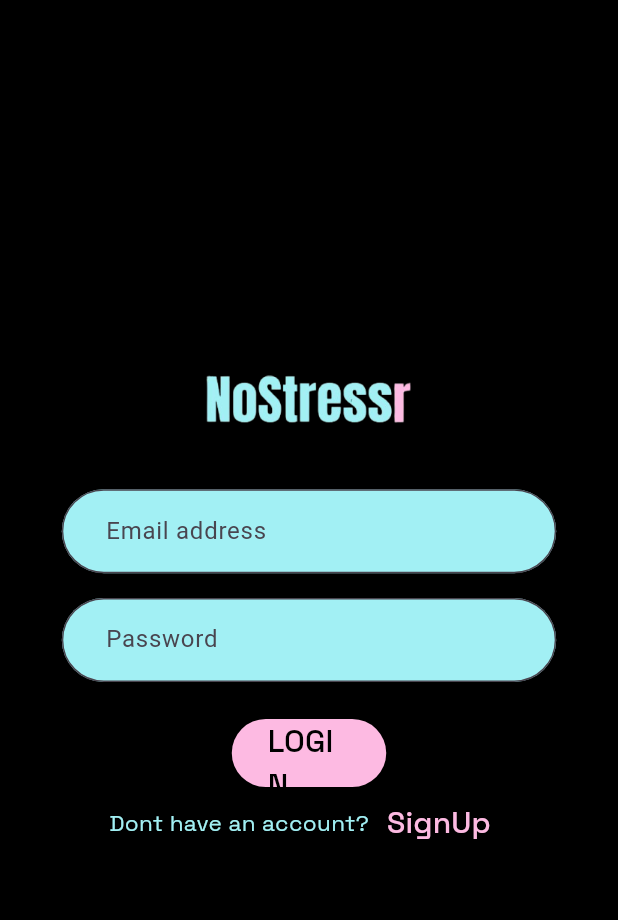
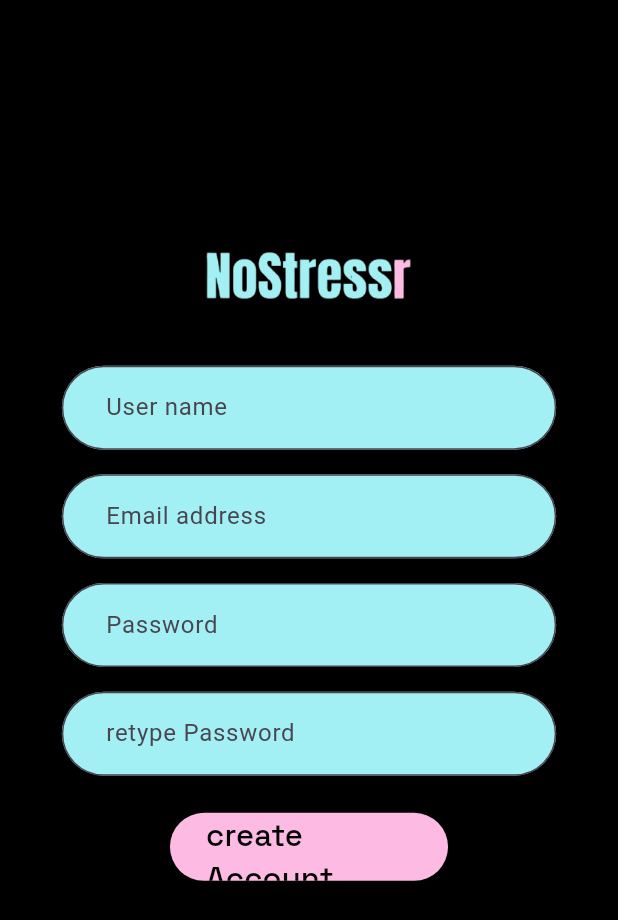
Before and after one commit to SpaceOfAbhi/NoStressr, a Flutter app: the screen it shows after launch, on a phone screen of 412 x 824 dp. Shown: the top 920 px of the screen. Run offline on Flutter 3.47's test engine with Material 3 defaults, Android fonts, the light colour scheme and no system bars; our stand-ins replace google_fonts.

Commit message:
signup screen

```diff
--- a/lib/main.dart
+++ b/lib/main.dart
@@ -1,5 +1,6 @@
 import 'package:flutter/material.dart';
 import 'package:nostressr/presentation/login_screen.dart';
+import 'package:nostressr/presentation/signup_screen.dart';
 
 void main() {
   runApp(const MainApp());
@@ -10,6 +11,6 @@ class MainApp extends StatelessWidget {
 
   @override
   Widget build(BuildContext context) {
-    return const MaterialApp(home: screenLogin());
+    return const MaterialApp(home: screenSignup());
   }
 }
--- /dev/null
+++ b/lib/presentation/signup_screen.dart
@@ -0,0 +1,111 @@
+import 'package:flutter/material.dart';
+import 'package:google_fonts/google_fonts.dart';
+
+class screenSignup extends StatelessWidget {
+  const screenSignup({super.key});
+
+  @override
+  Widget build(BuildContext context) {
+    return Scaffold(
+      backgroundColor: Colors.black,
+      body: SafeArea(
+        child: SingleChildScrollView(
+          child: Container(
+            width: MediaQuery.of(context).size.width,
+            child: Column(
+              crossAxisAlignment: CrossAxisAlignment.center,
+
+              children: [
+                SizedBox(height: MediaQuery.of(context).size.height * .2),
+                SizedBox(
+                  width: MediaQuery.of(context).size.height * .2,
+                  child: Image.asset(
+                    'assets/logo/Stress_Buster__3_-removebg-preview.png',
+                    scale: 2,
+                  ),
+                ),
+                SizedBox(height: MediaQuery.of(context).size.height * .05),
+                SizedBox(
+                  width: MediaQuery.of(context).size.width * .8,
+                  child: TextFormField(
+                    decoration: InputDecoration(
+                      filled: true,
+                      fillColor: Color.fromARGB(255, 162, 240, 244),
+                      hintText: '   User name',
+                      border: OutlineInputBorder(
+                        borderRadius: BorderRadius.circular(50),
+                      ),
+                    ),
+                  ),
+                ),
+                SizedBox(height: MediaQuery.of(context).size.height * .02),
+
+                SizedBox(
+                  width: MediaQuery.of(context).size.width * .8,
+                  child: TextFormField(
+                    decoration: InputDecoration(
+                      filled: true,
+                      fillColor: Color.fromARGB(255, 162, 240, 244),
+                      hintText: '   Email address',
+                      border: OutlineInputBorder(
+                        borderRadius: BorderRadius.circular(50),
+                      ),
+                    ),
+                  ),
+                ),
+                SizedBox(height: MediaQuery.of(context).size.height * .02),
+                SizedBox(
+                  width: MediaQuery.of(context).size.width * .8,
+
+                  child: TextFormField(
+                    decoration: InputDecoration(
+                      filled: true,
+                      fillColor: Color.fromARGB(255, 162, 240, 244),
+                      hintText: '   Password',
+                      border: OutlineInputBorder(
+                        borderRadius: BorderRadius.circular(50),
+                      ),
+                    ),
+                  ),
+                ),
+                SizedBox(height: MediaQuery.of(context).size.height * .02),
+                SizedBox(
+                  width: MediaQuery.of(context).size.width * .8,
+
+                  child: TextFormField(
+                    decoration: InputDecoration(
+                      filled: true,
+                      fillColor: Color.fromARGB(255, 162, 240, 244),
+                      hintText: '   retype Password',
+                      border: OutlineInputBorder(
+                        borderRadius: BorderRadius.circular(50),
+                      ),
+                    ),
+                  ),
+                ),
+                SizedBox(height: MediaQuery.of(context).size.height * .03),
+                SizedBox(
+                  height: MediaQuery.of(context).size.height * .055,
+                  width: MediaQuery.of(context).size.width * .450,
+                  child: ElevatedButton(
+                    style: ElevatedButton.styleFrom(
+                      backgroundColor: Color.fromARGB(255, 253, 186, 226),
+                    ),
+                    onPressed: () {},
+                    child: Text(
+                      'create Account',
+                      style: GoogleFonts.spaceGrotesk(
+                        fontSize: MediaQuery.of(context).size.height * .025,
+                        color: Colors.black,
+                      ),
+                    ),
+                  ),
+                ),
+              ],
+            ),
+          ),
+        ),
+      ),
+    );
+  }
+}
```
